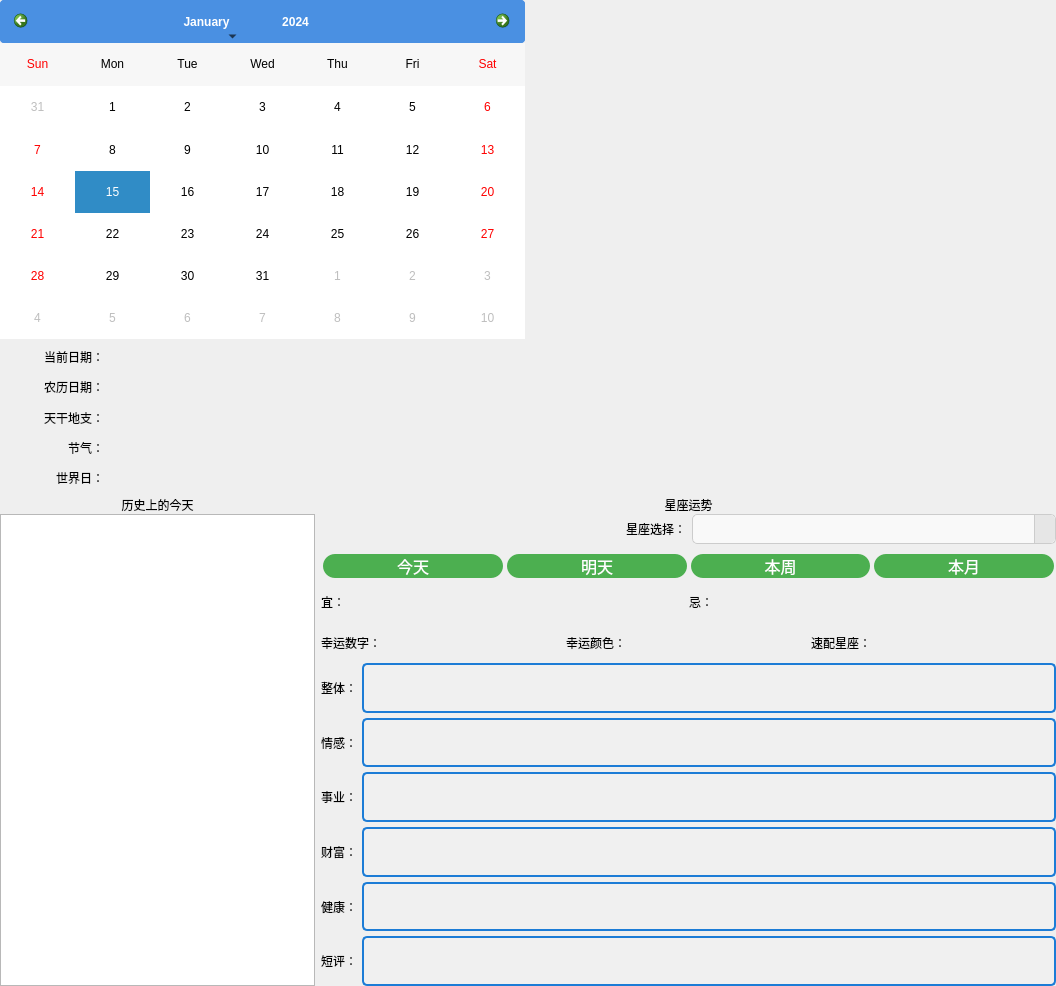
Old version of the form ui/calendar.ui in the repository Younger-Chan/everyday.
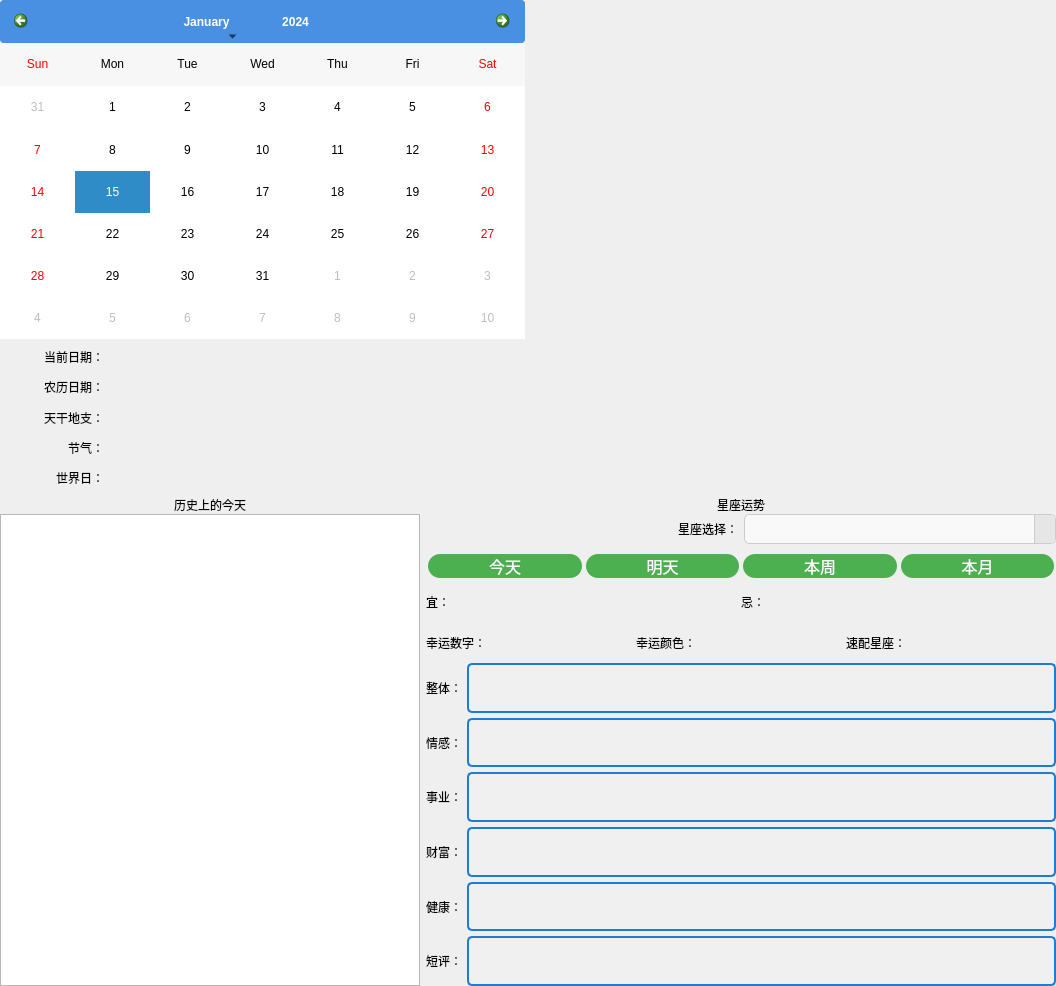
New version of the form. Icons and pictures are not drawn.

What changed in the file:
```diff
--- a/ui/calendar.ui
+++ b/ui/calendar.ui
@@ -344,7 +344,7 @@
       </layout>
      </item>
      <item>
-      <layout class="QHBoxLayout" name="horizontalLayout_3" stretch="3,7">
+      <layout class="QHBoxLayout" name="horizontalLayout_3" stretch="4,6">
        <item>
         <layout class="QVBoxLayout" name="verticalLayout_4">
          <property name="spacing">
```
Left out of the diff: 54 changed lines with no effect on the pictures.
